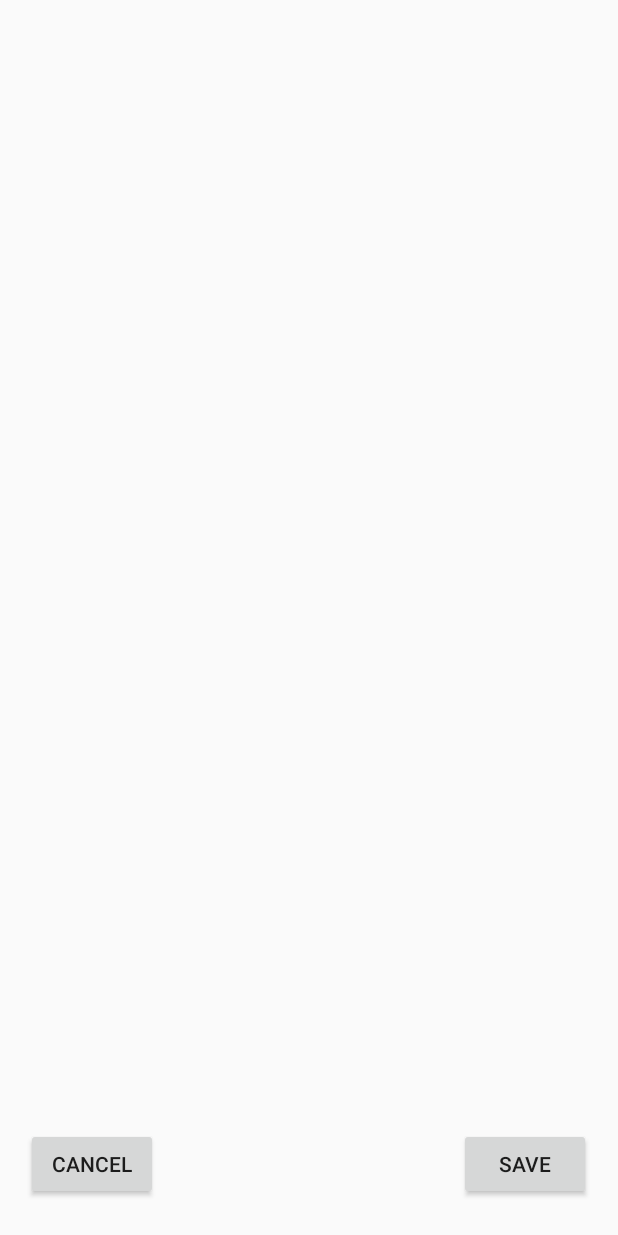
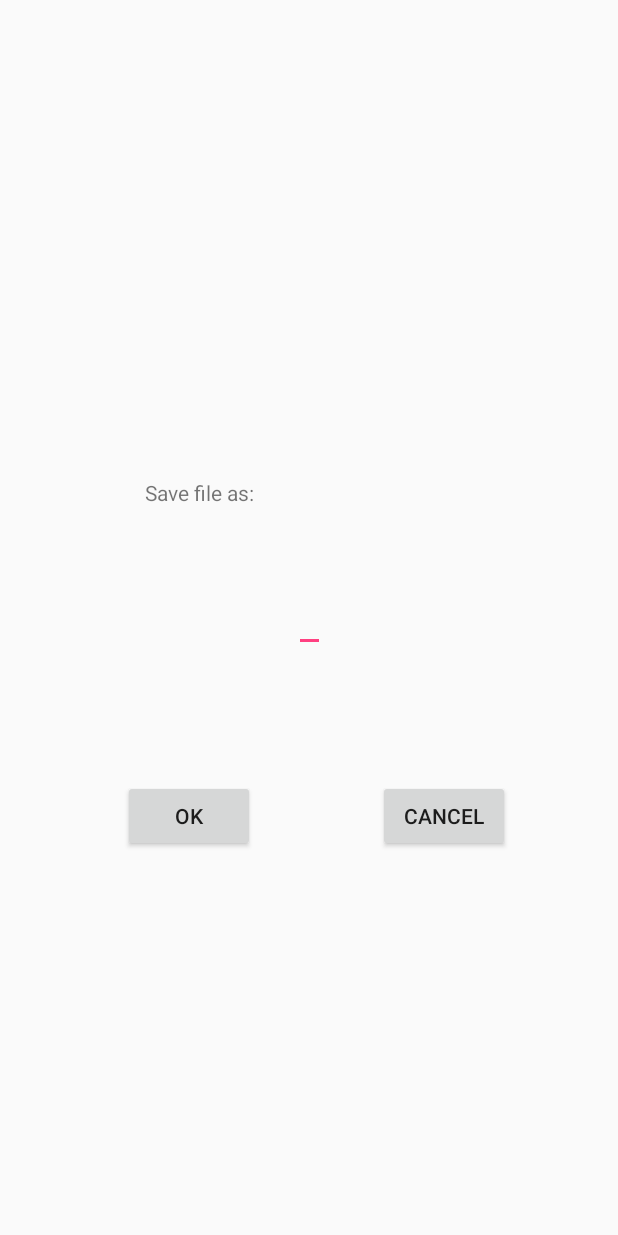
Before and after one commit to clo355/emphasize, an Android app: the layout activity_save_as.xml on its own in the app's theme, with its tools: preview values and no code run, on a phone screen of 412 x 824 dp. Run offline under Robolectric (Android 15) with nearby library versions, the phone set to English and light mode, and no system bars.

Commit message:
ListView updates and shows existing files. Save, SaveAs implemented.

```diff
--- a/app/src/main/res/layout/activity_save_as.xml
+++ b/app/src/main/res/layout/activity_save_as.xml
@@ -7,7 +7,19 @@
     tools:context="com.cl.emphasize.SaveAsActivity">
 
     <Button
-        android:id="@+id/cancelButton"
+        android:id="@+id/saveAsOkButton"
+        android:layout_width="wrap_content"
+        android:layout_height="wrap_content"
+        android:text="OK"
+        app:layout_constraintBottom_toBottomOf="parent"
+        app:layout_constraintLeft_toLeftOf="parent"
+        app:layout_constraintRight_toRightOf="parent"
+        app:layout_constraintTop_toTopOf="parent"
+        app:layout_constraintHorizontal_bias="0.253"
+        app:layout_constraintVertical_bias="0.67" />
+
+    <Button
+        android:id="@+id/saveAsCancelButton"
         android:layout_width="wrap_content"
         android:layout_height="wrap_content"
         android:text="Cancel"
@@ -15,18 +27,29 @@
         app:layout_constraintLeft_toLeftOf="parent"
         app:layout_constraintRight_toRightOf="parent"
         app:layout_constraintTop_toTopOf="parent"
-        app:layout_constraintHorizontal_bias="0.054"
-        app:layout_constraintVertical_bias="0.969" />
+        app:layout_constraintVertical_bias="0.67"
+        app:layout_constraintHorizontal_bias="0.777" />
 
-    <Button
-        android:id="@+id/saveAsSaveButton"
+    <TextView
+        android:id="@+id/saveAsDisplay"
         android:layout_width="wrap_content"
         android:layout_height="wrap_content"
-        android:text="Save"
+        android:text="Save file as:"
         app:layout_constraintBottom_toBottomOf="parent"
         app:layout_constraintLeft_toLeftOf="parent"
         app:layout_constraintRight_toRightOf="parent"
         app:layout_constraintTop_toTopOf="parent"
-        app:layout_constraintHorizontal_bias="0.945"
-        app:layout_constraintVertical_bias="0.969" />
+        app:layout_constraintHorizontal_bias="0.284"
+        app:layout_constraintVertical_bias="0.396" />
+
+    <EditText
+        android:id="@+id/saveAsFileName"
+        android:layout_width="wrap_content"
+        android:layout_height="wrap_content"
+        app:layout_constraintBottom_toBottomOf="parent"
+        app:layout_constraintLeft_toLeftOf="parent"
+        app:layout_constraintRight_toRightOf="parent"
+        app:layout_constraintTop_toTopOf="parent"
+        tools:layout_editor_absoluteX="162dp"
+        tools:layout_editor_absoluteY="274dp" />
 </android.support.constraint.ConstraintLayout>
```
Also changed, not shown: app/src/main/java/com/cl/emphasize/MainActivity.java (+43 -19 lines), app/src/main/java/com/cl/emphasize/SaveAsActivity.java (+69 -4 lines), app/src/main/java/com/cl/emphasize/TextEditorActivity.java (+16 -8 lines).
